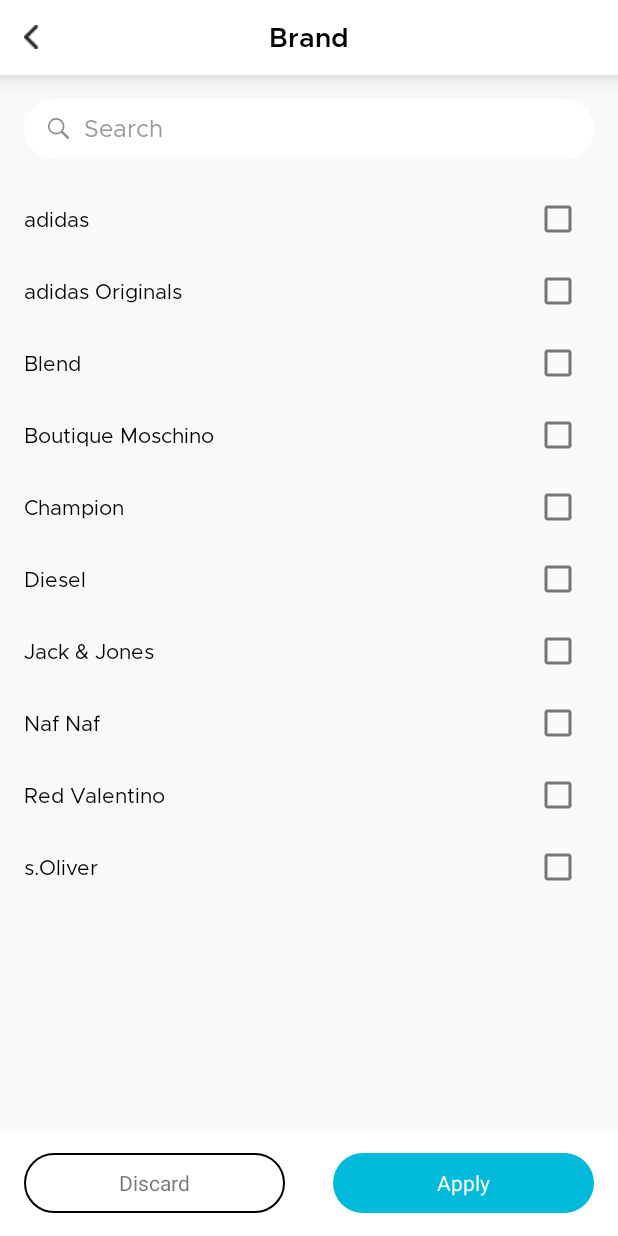
After one commit to Dharaa/BFCShopping, an Android app: the BrandActivity screen opened directly, with no data from a screen before it, on a phone screen of 412 x 824 dp. The commit adds this screen. Run offline under Robolectric (Android 15) with nearby library versions, the phone set to English and light mode, and no system bars.

Commit message:
Made brand screen

```diff
--- a/app/src/main/AndroidManifest.xml
+++ b/app/src/main/AndroidManifest.xml
@@ -16,7 +16,8 @@
         android:usesCleartextTraffic="true"
         tools:ignore="AllowBackup"
         tools:targetApi="m">
-        <activity android:name=".module.activity.ProductDetailsActivity"></activity>
+        <activity android:name=".module.activity.BrandActivity"></activity>
+        <activity android:name=".module.activity.ProductDetailsActivity" />
         <activity android:name=".module.activity.FiltersActivity" />
         <activity android:name=".module.activity.SuccessActivity" />
         <activity android:name=".module.activity.AddingShippingAddressActivity" />
--- /dev/null
+++ b/app/src/main/java/com/example/bfcfashion/module/activity/BrandActivity.java
@@ -0,0 +1,16 @@
+package com.example.bfcfashion.module.activity;
+
+import android.os.Bundle;
+
+import androidx.appcompat.app.AppCompatActivity;
+
+import com.example.bfcfashion.R;
+
+public class BrandActivity extends AppCompatActivity {
+
+    @Override
+    protected void onCreate(Bundle savedInstanceState) {
+        super.onCreate(savedInstanceState);
+        setContentView(R.layout.activity_brand);
+    }
+}
--- a/app/src/main/java/com/example/bfcfashion/module/activity/FiltersActivity.java
+++ b/app/src/main/java/com/example/bfcfashion/module/activity/FiltersActivity.java
@@ -1,7 +1,10 @@
 package com.example.bfcfashion.module.activity;
 
 import android.annotation.SuppressLint;
+import android.content.Intent;
 import android.os.Bundle;
+import android.view.View;
+import android.widget.LinearLayout;
 import android.widget.TextView;
 
 import androidx.annotation.NonNull;
@@ -10,12 +13,13 @@ import androidx.appcompat.app.AppCompatActivity;
 import com.example.bfcfashion.R;
 import com.google.android.material.slider.RangeSlider;
 
-public class FiltersActivity extends AppCompatActivity {
+public class FiltersActivity extends AppCompatActivity implements View.OnClickListener {
     private RangeSlider rangeSlider;
     private TextView minPrice;
     private TextView maxPrice;
     private int min_p = 0;
     private int max_p = 0;
+    private LinearLayout lvBrand;
 
     @Override
     protected void onCreate(Bundle savedInstanceState) {
@@ -28,6 +32,7 @@ public class FiltersActivity extends AppCompatActivity {
         rangeSlider = findViewById(R.id.rangeSlider);
         minPrice = findViewById(R.id.minPrice);
         maxPrice = findViewById(R.id.maxPrice);
+        lvBrand = findViewById(R.id.lvBrand);
 
 
         rangeSlider.addOnSliderTouchListener(new RangeSlider.OnSliderTouchListener() {
@@ -48,6 +53,18 @@ public class FiltersActivity extends AppCompatActivity {
             }
         });
 
+        lvBrand.setOnClickListener(this);
+    }
 
+    @Override
+    public void onClick(View v) {
+        if (v == lvBrand) {
+            goToBrandActivity();
+        }
+    }
+
+    private void goToBrandActivity() {
+        Intent intent = new Intent(FiltersActivity.this, BrandActivity.class);
+        startActivity(intent);
     }
 }
--- /dev/null
+++ b/app/src/main/res/drawable/ic_search_hint.xml
@@ -0,0 +1,10 @@
+<vector xmlns:android="http://schemas.android.com/apk/res/android"
+    android:width="14dp"
+    android:height="14dp"
+    android:viewportWidth="14"
+    android:viewportHeight="14">
+    <path
+        android:fillColor="#8E8E93"
+        android:fillType="evenOdd"
+        android:pathData="M13.7431,12.5741L9.9101,8.7396C10.5972,7.8025 10.9652,6.6695 10.9601,5.5076C10.947,2.4744 8.4937,0.0176 5.4606,0.0001C4.0091,-0.0065 2.6152,0.5677 1.5895,1.5948C0.5638,2.6219 -0.0085,4.0166 0.0001,5.4681C0.0132,8.5015 2.4667,10.9585 5.5001,10.9761C6.6668,10.9811 7.8039,10.6088 8.7416,9.9146L8.7456,9.9116L12.5751,13.7431C12.7821,13.9603 13.0907,14.0482 13.3811,13.9728C13.6716,13.8973 13.8983,13.6704 13.9735,13.3799C14.0487,13.0894 13.9605,12.7809 13.7431,12.5741ZM5.4961,9.8781C3.0695,9.8641 1.1068,7.8987 1.0961,5.4721C1.0896,4.311 1.5474,3.1955 2.3678,2.3739C3.1882,1.5523 4.303,1.0927 5.4641,1.0976C7.8907,1.1115 9.8534,3.077 9.8641,5.5036C9.8706,6.6646 9.4128,7.7801 8.5924,8.6017C7.772,9.4233 6.6572,9.8829 5.4961,9.8781Z" />
+</vector>
--- /dev/null
+++ b/app/src/main/res/drawable/search_bg.xml
@@ -0,0 +1,6 @@
+<?xml version="1.0" encoding="utf-8"?>
+<shape xmlns:android="http://schemas.android.com/apk/res/android"
+    android:shape="rectangle">
+    <solid android:color="@color/white" />
+    <corners android:radius="20dp" />
+</shape>
--- /dev/null
+++ b/app/src/main/res/layout/activity_brand.xml
@@ -0,0 +1,343 @@
+<?xml version="1.0" encoding="utf-8"?>
+<LinearLayout xmlns:android="http://schemas.android.com/apk/res/android"
+    xmlns:tools="http://schemas.android.com/tools"
+    android:layout_width="match_parent"
+    android:layout_height="match_parent"
+    android:background="@color/background"
+    android:orientation="vertical"
+    tools:context=".module.activity.BrandActivity">
+
+    <LinearLayout
+        android:layout_width="match_parent"
+        android:layout_height="wrap_content"
+        android:background="#FFFFFF"
+        android:elevation="10dp">
+
+        <FrameLayout
+            android:layout_width="match_parent"
+            android:layout_height="50dp"
+            android:gravity="center"
+            android:orientation="horizontal">
+
+            <ImageView
+                android:layout_width="wrap_content"
+                android:layout_height="wrap_content"
+                android:layout_gravity="center_vertical|start"
+                android:layout_marginStart="16dp"
+                android:contentDescription="@string/app_name"
+                android:src="@drawable/back" />
+
+            <TextView
+                android:layout_width="match_parent"
+                android:layout_height="match_parent"
+                android:fontFamily="@font/metropolis_semi_bold"
+                android:gravity="center"
+                android:text="Brand"
+                android:textColor="@color/black"
+                android:textSize="18sp" />
+
+        </FrameLayout>
+    </LinearLayout>
+
+    <EditText
+        android:layout_width="match_parent"
+        android:layout_height="40dp"
+        android:layout_marginStart="16dp"
+        android:layout_marginTop="16dp"
+        android:layout_marginEnd="16dp"
+        android:background="@drawable/search_bg"
+        android:drawableStart="@drawable/ic_search_hint"
+        android:drawablePadding="10dp"
+        android:fontFamily="@font/metropolis_regular"
+        android:hint="Search"
+        android:paddingStart="16dp"
+        android:textColorHint="@color/grey"
+        android:textSize="16sp" />
+
+    <ScrollView
+        android:layout_width="match_parent"
+        android:layout_height="match_parent"
+        android:layout_weight="1"
+        android:elevation="10dp">
+
+        <LinearLayout
+            android:layout_width="match_parent"
+            android:layout_height="match_parent"
+            android:orientation="vertical">
+
+            <LinearLayout
+                android:layout_width="match_parent"
+                android:layout_height="wrap_content"
+                android:layout_marginStart="16dp"
+                android:layout_marginTop="16dp"
+                android:layout_marginEnd="16dp"
+                android:orientation="horizontal">
+
+                <TextView
+                    android:layout_width="wrap_content"
+                    android:layout_height="wrap_content"
+                    android:fontFamily="@font/metropolis_regular"
+                    android:text="adidas"
+                    android:textColor="@color/black" />
+
+                <View
+                    android:layout_width="match_parent"
+                    android:layout_height="1dp"
+                    android:layout_weight="1" />
+
+                <CheckBox
+                    android:layout_width="wrap_content"
+                    android:layout_height="wrap_content" />
+            </LinearLayout>
+
+            <LinearLayout
+                android:layout_width="match_parent"
+                android:layout_height="wrap_content"
+                android:layout_marginStart="16dp"
+                android:layout_marginEnd="16dp"
+                android:orientation="horizontal">
+
+                <TextView
+                    android:layout_width="wrap_content"
+                    android:layout_height="wrap_content"
+                    android:fontFamily="@font/metropolis_regular"
+                    android:text="adidas Originals"
+                    android:textColor="@color/black" />
+
+                <View
+                    android:layout_width="match_parent"
+                    android:layout_height="1dp"
+                    android:layout_weight="1" />
+
+                <CheckBox
+                    android:layout_width="wrap_content"
+                    android:layout_height="wrap_content" />
+            </LinearLayout>
+
+            <LinearLayout
+                android:layout_width="match_parent"
+                android:layout_height="wrap_content"
+                android:layout_marginStart="16dp"
+                android:layout_marginEnd="16dp"
+                android:orientation="horizontal">
+
+                <TextView
+                    android:layout_width="wrap_content"
+                    android:layout_height="wrap_content"
+                    android:fontFamily="@font/metropolis_regular"
+                    android:text="Blend"
+                    android:textColor="@color/black" />
+
+                <View
+                    android:layout_width="match_parent"
+                    android:layout_height="1dp"
+                    android:layout_weight="1" />
+
+                <CheckBox
+                    android:layout_width="wrap_content"
+                    android:layout_height="wrap_content" />
+            </LinearLayout>
+
+            <LinearLayout
+                android:layout_width="match_parent"
+                android:layout_height="wrap_content"
+                android:layout_marginStart="16dp"
+                android:layout_marginEnd="16dp"
+                android:orientation="horizontal">
+
+                <TextView
+                    android:layout_width="wrap_content"
+                    android:layout_height="wrap_content"
+                    android:fontFamily="@font/metropolis_regular"
+                    android:text="Boutique Moschino"
+                    android:textColor="@color/black" />
+
+                <View
+                    android:layout_width="match_parent"
+                    android:layout_height="1dp"
+                    android:layout_weight="1" />
+
+                <CheckBox
+                    android:layout_width="wrap_content"
+                    android:layout_height="wrap_content" />
+            </LinearLayout>
+
+            <LinearLayout
+                android:layout_width="match_parent"
+                android:layout_height="wrap_content"
+                android:layout_marginStart="16dp"
+                android:layout_marginEnd="16dp"
+                android:orientation="horizontal">
+
+                <TextView
+                    android:layout_width="wrap_content"
+                    android:layout_height="wrap_content"
+                    android:fontFamily="@font/metropolis_regular"
+                    android:text="Champion"
+                    android:textColor="@color/black" />
+
+                <View
+                    android:layout_width="match_parent"
+                    android:layout_height="1dp"
+                    android:layout_weight="1" />
+
+                <CheckBox
+                    android:layout_width="wrap_content"
+                    android:layout_height="wrap_content" />
+            </LinearLayout>
+
+            <LinearLayout
+                android:layout_width="match_parent"
+                android:layout_height="wrap_content"
+                android:layout_marginStart="16dp"
+                android:layout_marginEnd="16dp"
+                android:orientation="horizontal">
+
+                <TextView
+                    android:layout_width="wrap_content"
+                    android:layout_height="wrap_content"
+                    android:fontFamily="@font/metropolis_regular"
+                    android:text="Diesel"
+                    android:textColor="@color/black" />
+
+                <View
+                    android:layout_width="match_parent"
+                    android:layout_height="1dp"
+                    android:layout_weight="1" />
+
+                <CheckBox
+                    android:layout_width="wrap_content"
+                    android:layout_height="wrap_content" />
+            </LinearLayout>
+
+            <LinearLayout
+                android:layout_width="match_parent"
+                android:layout_height="wrap_content"
+                android:layout_marginStart="16dp"
+                android:layout_marginEnd="16dp"
+                android:orientation="horizontal">
+
+                <TextView
+                    android:layout_width="wrap_content"
+                    android:layout_height="wrap_content"
+                    android:fontFamily="@font/metropolis_regular"
+                    android:text="Jack &amp; Jones"
+                    android:textColor="@color/black" />
+
+                <View
+                    android:layout_width="match_parent"
+                    android:layout_height="1dp"
+                    android:layout_weight="1" />
+
+                <CheckBox
+                    android:layout_width="wrap_content"
+                    android:layout_height="wrap_content" />
+            </LinearLayout>
+
+            <LinearLayout
+                android:layout_width="match_parent"
+                android:layout_height="wrap_content"
+                android:layout_marginStart="16dp"
+                android:layout_marginEnd="16dp"
+                android:orientation="horizontal">
+
+                <TextView
+                    android:layout_width="wrap_content"
+                    android:layout_height="wrap_content"
+                    android:fontFamily="@font/metropolis_regular"
+                    android:text="Naf Naf"
+                    android:textColor="@color/black" />
+
+                <View
+                    android:layout_width="match_parent"
+                    android:layout_height="1dp"
+                    android:layout_weight="1" />
+
+                <CheckBox
+                    android:layout_width="wrap_content"
+                    android:layout_height="wrap_content" />
+            </LinearLayout>
+
+            <LinearLayout
+                android:layout_width="match_parent"
+                android:layout_height="wrap_content"
+                android:layout_marginStart="16dp"
+                android:layout_marginEnd="16dp"
+                android:orientation="horizontal">
+
+                <TextView
+                    android:layout_width="wrap_content"
+                    android:layout_height="wrap_content"
+                    android:fontFamily="@font/metropolis_regular"
+                    android:text="Red Valentino"
+                    android:textColor="@color/black" />
+
+                <View
+                    android:layout_width="match_parent"
+                    android:layout_height="1dp"
+                    android:layout_weight="1" />
+
+                <CheckBox
+                    android:layout_width="wrap_content"
+                    android:layout_height="wrap_content" />
+            </LinearLayout>
+
+            <LinearLayout
+                android:layout_width="match_parent"
+                android:layout_height="wrap_content"
+                android:layout_marginStart="16dp"
+                android:layout_marginEnd="16dp"
+                android:orientation="horizontal">
+
+                <TextView
+                    android:layout_width="wrap_content"
+                    android:layout_height="wrap_content"
+                    android:fontFamily="@font/metropolis_regular"
+                    android:text="s.Oliver"
+                    android:textColor="@color/black" />
+
+                <View
+                    android:layout_width="match_parent"
+                    android:layout_height="1dp"
+                    android:layout_weight="1" />
+
+                <CheckBox
+                    android:layout_width="wrap_content"
+                    android:layout_height="wrap_content" />
+            </LinearLayout>
+
+
+        </LinearLayout>
+    </ScrollView>
+
+    <LinearLayout
+        android:layout_width="match_parent"
+        android:layout_height="70dp"
+        android:layout_gravity="center"
+        android:background="@color/white"
+        android:gravity="center"
+        android:orientation="horizontal">
+
+        <TextView
+            android:layout_width="match_parent"
+            android:layout_height="40dp"
+            android:layout_marginStart="16dp"
+            android:layout_marginEnd="16dp"
+            android:layout_weight="1"
+            android:background="@drawable/details_txt_bg"
+            android:gravity="center"
+            android:text="Discard" />
+
+        <TextView
+            android:layout_width="match_parent"
+            android:layout_height="40dp"
+            android:layout_marginStart="16dp"
+            android:layout_marginEnd="16dp"
+            android:layout_weight="1"
+            android:background="@drawable/button_bg"
+            android:gravity="center"
+            android:text="Apply"
+            android:textColor="@color/white" />
+
+    </LinearLayout>
+</LinearLayout>
--- a/app/src/main/res/layout/activity_filters.xml
+++ b/app/src/main/res/layout/activity_filters.xml
@@ -381,6 +381,50 @@
                 </LinearLayout>
             </LinearLayout>
 
+            <LinearLayout
+                android:id="@+id/lvBrand"
+                android:layout_width="match_parent"
+                android:layout_height="wrap_content"
+                android:layout_gravity="center"
+                android:layout_marginStart="16dp"
+                android:layout_marginTop="16dp"
+                android:layout_marginEnd="16dp"
+                android:layout_marginBottom="16dp"
+                android:gravity="center"
+                android:orientation="horizontal">
+
+                <LinearLayout
+                    android:layout_width="match_parent"
+                    android:layout_height="wrap_content"
+                    android:layout_weight="1"
+                    android:orientation="vertical">
+
+                    <TextView
+                        android:layout_width="wrap_content"
+                        android:layout_height="wrap_content"
+                        android:fontFamily="@font/metropolis_semi_bold"
+                        android:text="Brand"
+                        android:textColor="@color/black"
+                        android:textSize="16sp" />
+
+                    <TextView
+                        android:layout_width="wrap_content"
+                        android:layout_height="wrap_content"
+                        android:layout_marginTop="8dp"
+                        android:fontFamily="@font/metropolis_regular"
+                        android:text="adidas Originals, Jack &amp; Jones, s.Oliver"
+                        android:textColor="@color/grey"
+                        android:textSize="11sp" />
+                </LinearLayout>
+
+                <ImageView
+                    android:layout_width="wrap_content"
+                    android:layout_height="wrap_content"
+                    android:contentDescription="@string/app_name"
+                    android:src="@drawable/ic_right" />
+
+
+            </LinearLayout>
         </LinearLayout>
     </ScrollView>
 
```
